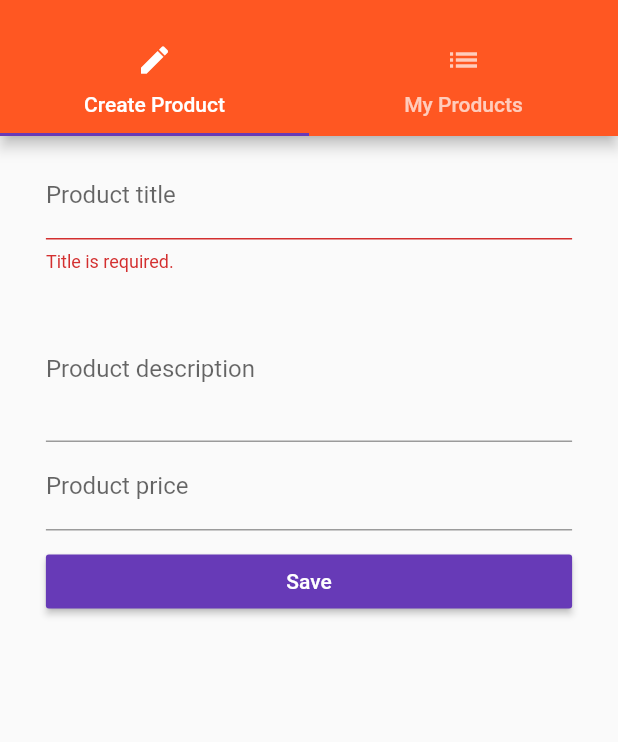
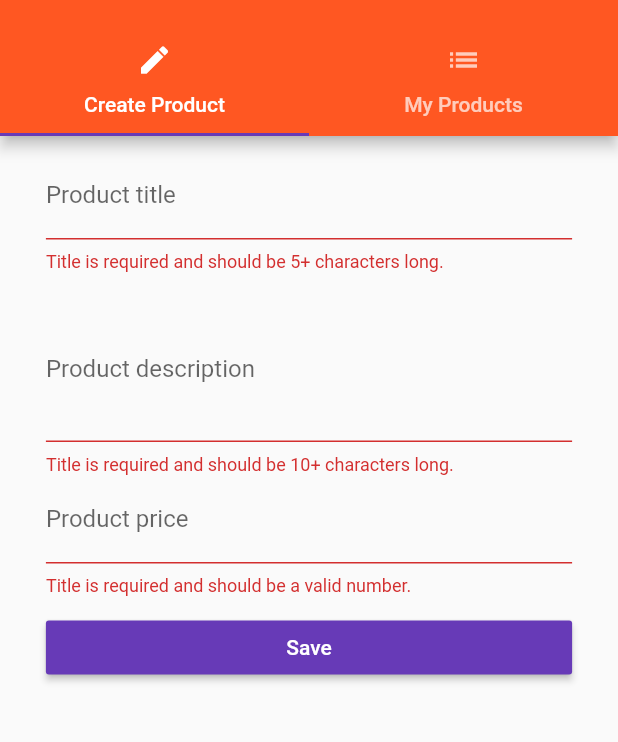
Before and after one commit to mrimran/FlutterApps, a Flutter app: the ProductAdminPage screen opened by its route, after a tap on "Save", on a phone screen of 412 x 824 dp, the part 59-801 px from its top. Run offline on Flutter 3.47's test engine with Material 2 defaults, Android fonts, the phone set to English and light mode, and no system bars.

Commit message:
Added more validation rules in product create.

```diff
--- a/easy_list/lib/pages/product_create.dart
+++ b/easy_list/lib/pages/product_create.dart
@@ -17,29 +17,38 @@ class _ProductCreatePageState extends State<ProductCreatePage> {
   String titleValue = '';
   String descriptionValue = '';
   double priceValue = 0.0;
+  final Map formData = {
+    'title': null,
+    'description': null,
+    'price': null,
+    'image': 'assets/food.jpg'
+  };
   final GlobalKey<FormState> formKey = GlobalKey<FormState>();
 
   Widget _buildTitleTextField() {
     return TextFormField(
+      validator: (String value) {
+        if (value.isEmpty || value.length < 5) {
+          return 'Title is required and should be 5+ characters long.';
+        }
+      },
       onSaved: (String value) {
-        setState(() {
-          titleValue = value;
-        });
+        formData['title'] = value;
       },
       decoration: InputDecoration(labelText: 'Product title'),
-      validator: (String value) {
-        if(value.isEmpty) {
-          return 'Title is required.';
-        }
-      },
     );
   }
 
   Widget _buildDescriptionTextField() {
     return TextFormField(
       maxLines: 3,
+      validator: (String value) {
+        if (value.isEmpty || value.length < 10) {
+          return 'Title is required and should be 10+ characters long.';
+        }
+      },
       onSaved: (String desc) {
-        descriptionValue = desc;
+        formData['description'] = desc;
       },
       decoration: InputDecoration(labelText: 'Product description'),
     );
@@ -48,26 +57,26 @@ class _ProductCreatePageState extends State<ProductCreatePage> {
   Widget _buildPriceTextField() {
     return TextFormField(
       keyboardType: TextInputType.number,
+      validator: (String value) {
+        if (value.isEmpty ||
+            !RegExp(r'^(?:[1-9]\d*|0)?(?:[.]\d+)?$').hasMatch(value)) {
+          return 'Title is required and should be a valid number.';
+        }
+      },
       onSaved: (String price) {
-        priceValue = double.parse(price);
+        formData['price'] = double.parse(price);
       },
       decoration: InputDecoration(labelText: 'Product price'),
     );
   }
 
   void _submitForm() {
-    if(!formKey.currentState.validate()) {
+    if (!formKey.currentState.validate()) {
       return;
     }
 
     formKey.currentState.save();
-    final Map product = {
-      'title': titleValue,
-      'description': descriptionValue,
-      'price': priceValue,
-      'image': 'assets/food.jpg'
-    };
-    widget.addProduct(product);
+    widget.addProduct(formData);
     Navigator.pushReplacementNamed(context, '/home');
   }
 
@@ -78,7 +87,11 @@ class _ProductCreatePageState extends State<ProductCreatePage> {
     final double targetPadding = deviceWidth - targetWidth;
 
     // TODO: implement build
-    return Container(
+    return GestureDetector(
+        onTap: () {
+          FocusScope.of(context).requestFocus(FocusNode());//close the keyboard when we tap outside of input fields of the form.
+        },
+        child: Container(
             margin: EdgeInsets.all(10.0),
             child: Form(
                 key: formKey,
@@ -99,6 +112,6 @@ class _ProductCreatePageState extends State<ProductCreatePage> {
                       child: Text('Save'),
                     )
                   ],
-        )));
+                ))));
   }
 }
```
Lines whose indentation alone changed are shown as unchanged.
